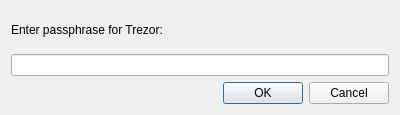
The window that trezor_passphrase_dialog.ui (8go/TrezorSymmetricFileEncryption) describes before a commit, drawn with Qt 5.
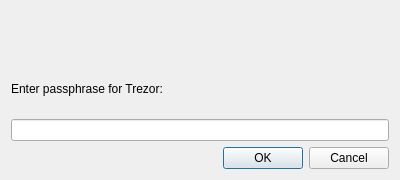
The same window after the commit. Icons and pictures are not drawn.

```diff
--- a/trezor_passphrase_dialog.ui
+++ b/trezor_passphrase_dialog.ui
@@ -7,19 +7,19 @@
     <x>0</x>
     <y>0</y>
     <width>400</width>
-    <height>115</height>
+    <height>180</height>
    </rect>
   </property>
   <property name="minimumSize">
    <size>
     <width>200</width>
-    <height>100</height>
+    <height>180</height>
    </size>
   </property>
   <property name="maximumSize">
    <size>
     <width>400</width>
-    <height>115</height>
+    <height>180</height>
    </size>
   </property>
   <property name="windowTitle">
@@ -30,6 +30,22 @@
     <normaloff>icons/trezor.bg.svg</normaloff>icons/trezor.bg.svg</iconset>
   </property>
   <layout class="QVBoxLayout" name="verticalLayout">
+   <item>
+    <widget class="QLabel" name="logo">
+     <property name="text">
+      <string/>
+     </property>
+     <property name="pixmap">
+      <pixmap>icons/trezor.38x55.svg</pixmap>
+     </property>
+     <property name="scaledContents">
+      <bool>false</bool>
+     </property>
+     <property name="alignment">
+      <set>Qt::AlignCenter</set>
+     </property>
+    </widget>
+   </item>
    <item>
     <widget class="QLabel" name="label">
      <property name="text">
```
Left out of the diff: 6 changed lines with no effect on the pictures.
